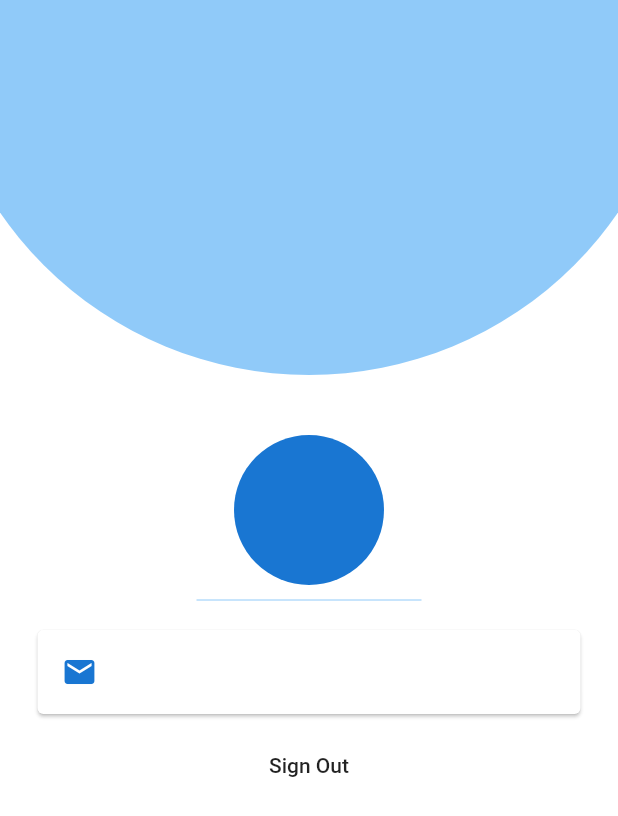
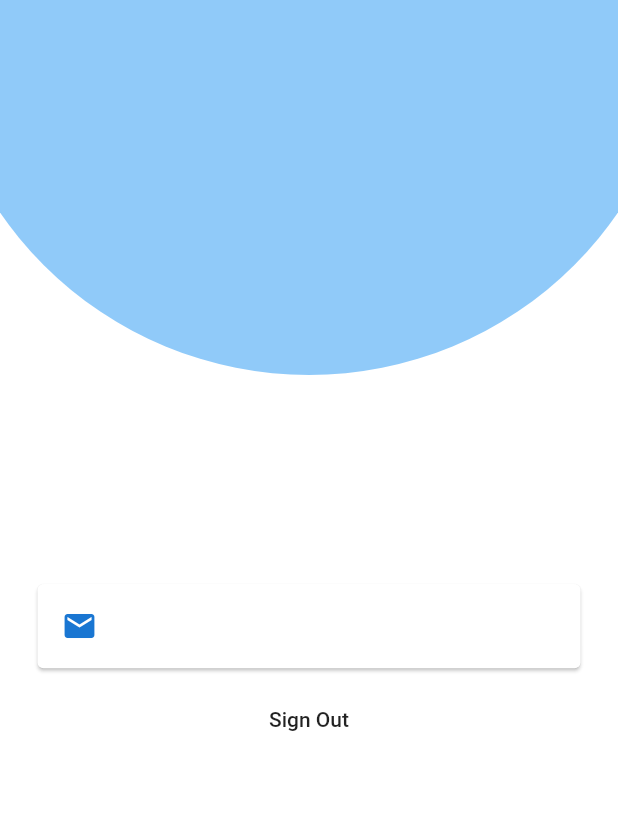
Before and after one commit to EkamSinghPandher/Grab-N-Go-Students, a Flutter app: the ProfileScreen screen opened directly, on a phone screen of 412 x 824 dp. Shown: the top 816 px of the screen. Run offline on Flutter 3.47's test engine with Material 2 defaults, Android fonts, the phone set to English and light mode, and no system bars; our stand-ins replace carousel_pro, cloud_firestore, firebase_auth, firebase_messaging, flutter_spinkit, font_awesome_flutter and 1 more; missing offline and left inert: fancy_dialog; accounts and stored records are empty; generated files the repository leaves out were written again; project files that could hold a hidden picture were left out.

Commit message:
profile page

```diff
--- a/StudentApp/lib/main_pages/Profile_Screen/profile_screen.dart
+++ b/StudentApp/lib/main_pages/Profile_Screen/profile_screen.dart
@@ -22,14 +22,16 @@ class _ProfileScreenState extends State<ProfileScreen> {
                 child: Column(
                   mainAxisAlignment: MainAxisAlignment.center,
                   children: [
-                    CircleAvatar(
-                      radius: 50.0,
-                    ),
                     SizedBox(
                       width: 150,
-                      height: 20.0,
-                      child: Divider(
-                        color: Colors.blue.shade200,
+                      height: 30.0,
+                    ),
+                    Text(
+                      student.name,
+                      style: TextStyle(
+                        color: Colors.blue.shade800,
+                        fontFamily: "Montserrat",
+                        fontSize: 25.0,
                       ),
                     ),
                     Card(
@@ -44,7 +46,7 @@ class _ProfileScreenState extends State<ProfileScreen> {
                           student.email,
                           style: TextStyle(
                             fontFamily: 'SourceSansPro',
-                            fontSize: 19.0,
+                            fontSize: 16.0,
                             color: Colors.blue.shade700,
                             letterSpacing: 1.0,
                           ),
```
Also changed, not shown: StudentApp/pubspec.lock, 1 other file.
